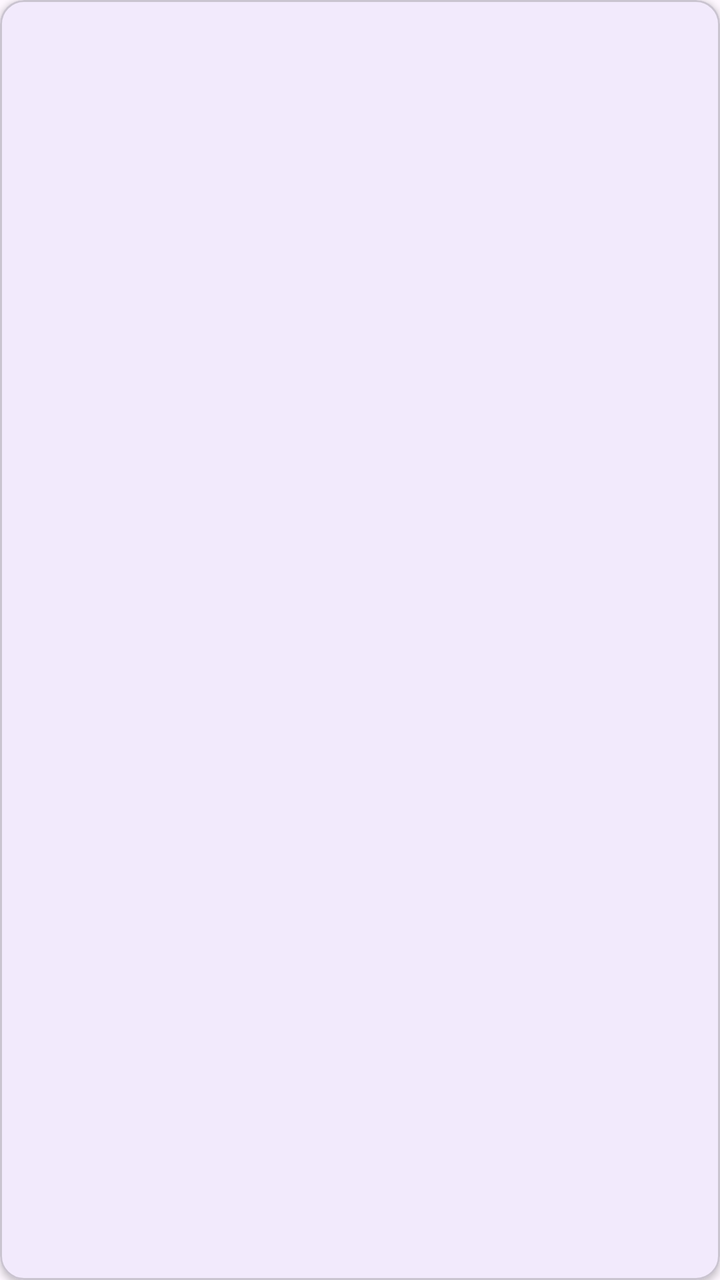
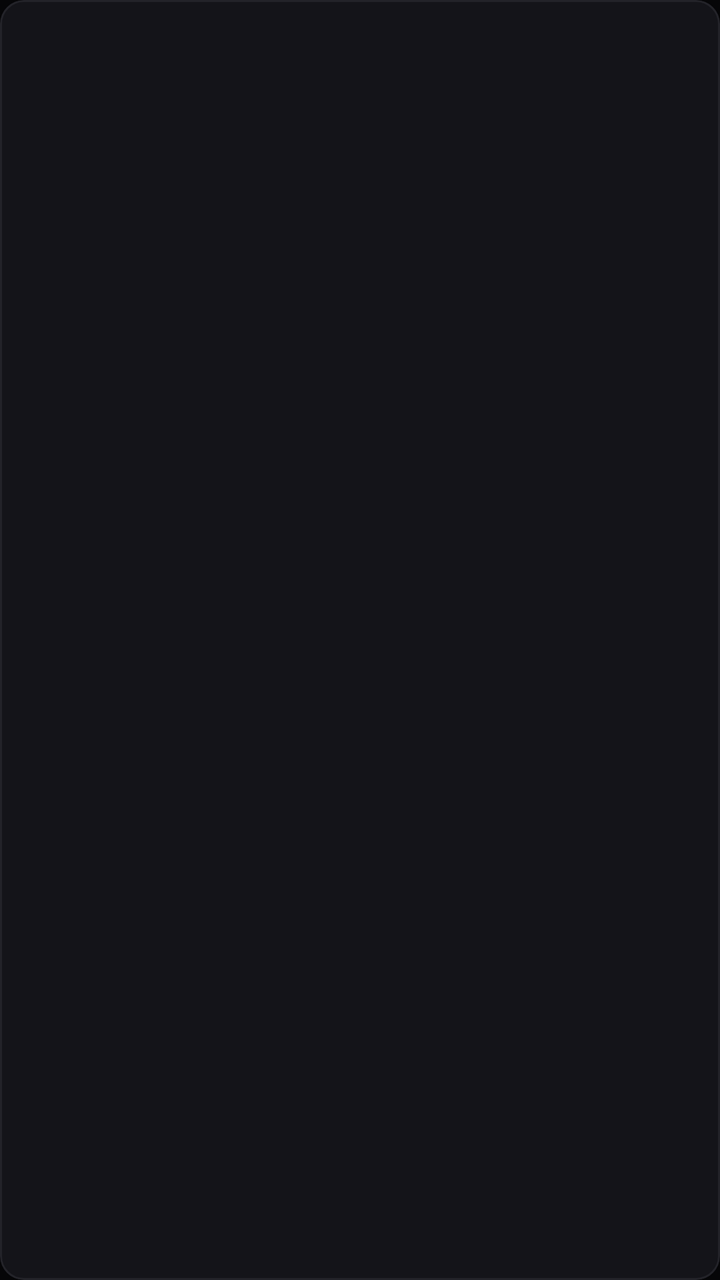

Compare the two renders of this Android layout. The source of the first and the diff that turns it into the second are given below.
<!-- AndroidManifest.xml: application theme Theme.TruyenReader -->
<!-- res/layout/item_comic_row.xml -->
<?xml version="1.0" encoding="utf-8"?>
<com.google.android.material.card.MaterialCardView xmlns:android="http://schemas.android.com/apk/res/android"
    xmlns:app="http://schemas.android.com/apk/res-auto"
    android:layout_width="match_parent"
    android:layout_height="wrap_content"
    android:layout_margin="6dp"
    app:cardCornerRadius="12dp"
    app:cardElevation="2dp">

    <LinearLayout
        android:layout_width="match_parent"
        android:layout_height="wrap_content"
        android:orientation="horizontal"
        android:padding="10dp">

        <ImageView
            android:id="@+id/ivCoverRow"
            android:layout_width="54dp"
            android:layout_height="74dp"
            android:scaleType="centerCrop"
            android:contentDescription="Ảnh bìa" />

        <LinearLayout
            android:layout_width="0dp"
            android:layout_height="wrap_content"
            android:layout_marginStart="12dp"
            android:layout_weight="1"
            android:orientation="vertical">

            <TextView
                android:id="@+id/tvTitleRow"
                android:layout_width="match_parent"
                android:layout_height="wrap_content"
                android:maxLines="2"
                android:ellipsize="end"
                android:textSize="15sp"
                android:textStyle="bold" />

            <TextView
                android:id="@+id/tvSubRow"
                android:layout_width="match_parent"
                android:layout_height="wrap_content"
                android:layout_marginTop="4dp"
                android:textSize="13sp" />
        </LinearLayout>
    </LinearLayout>
</com.google.android.material.card.MaterialCardView>
<!-- resources referenced by this layout -->
<resources>
  <style name="Theme.TruyenReader" parent="Theme.Material3.DayNight">
          <item name="colorPrimary">#5B4BDB</item>
          <item name="colorOnPrimary">#FFFFFF</item>
          <item name="colorSecondary">#FF8A00</item>
      </style>
</resources>

<!-- the commit's change to res/layout/item_comic_row.xml (unified diff, before → after) -->
@@ -4,8 +4,11 @@
     android:layout_width="match_parent"
     android:layout_height="wrap_content"
     android:layout_margin="6dp"
+    app:cardBackgroundColor="#141419"
     app:cardCornerRadius="12dp"
-    app:cardElevation="2dp">
+    app:cardElevation="0dp"
+    app:strokeColor="#232329"
+    app:strokeWidth="1dp">
 
     <LinearLayout
         android:layout_width="match_parent"
@@ -15,8 +18,8 @@
 
         <ImageView
             android:id="@+id/ivCoverRow"
-            android:layout_width="54dp"
-            android:layout_height="74dp"
+            android:layout_width="56dp"
+            android:layout_height="84dp"
             android:scaleType="centerCrop"
             android:contentDescription="Ảnh bìa" />
 
<!-- resource entries referenced after the edit -->
@@ -1,9 +1,20 @@
 <!-- resources referenced by this layout -->
 <resources>
-  <style name="Theme.TruyenReader" parent="Theme.Material3.DayNight">
-          <item name="colorPrimary">#5B4BDB</item>
+  <style name="Theme.TruyenReader" parent="Theme.Material3.Dark">
+          <item name="colorPrimary">#E50914</item>
           <item name="colorOnPrimary">#FFFFFF</item>
-          <item name="colorSecondary">#FF8A00</item>
+          <item name="colorPrimaryContainer">#4A0D11</item>
+          <item name="colorOnPrimaryContainer">#FFD9DB</item>
+          <item name="colorSecondary">#F5C518</item>
+          <item name="colorOnSecondary">#000000</item>
+          <item name="colorSurface">#101014</item>
+          <item name="colorOnSurface">#F4F4F6</item>
+          <item name="colorSurfaceVariant">#1B1B21</item>
+          <item name="colorOnSurfaceVariant">#A8A8B3</item>
+          <item name="colorOutline">#2C2C34</item>
+          <item name="android:windowBackground">#060608</item>
+          <item name="android:statusBarColor">#060608</item>
+          <item name="android:navigationBarColor">#060608</item>
       </style>
 </resources>
 
